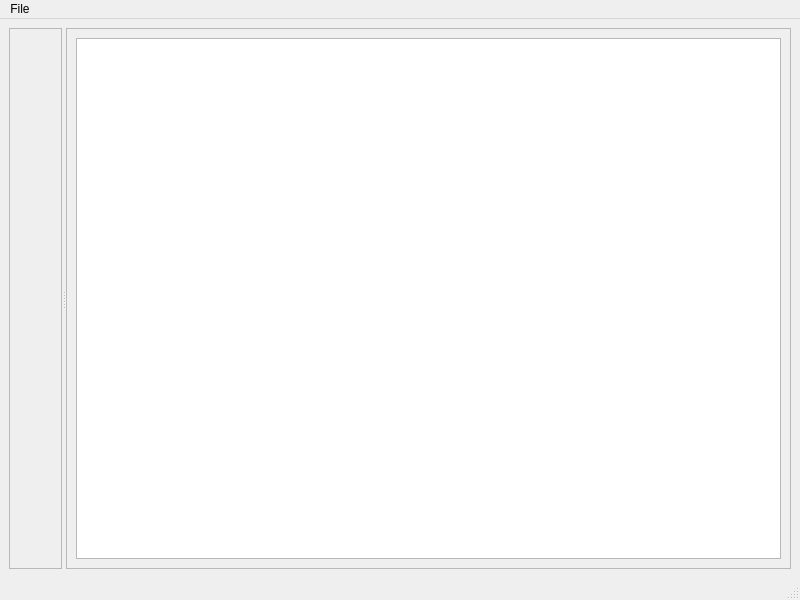
Old version of the form resources/views/MsiMainWindow.ui in the repository swinnenteam/LipidQMap.
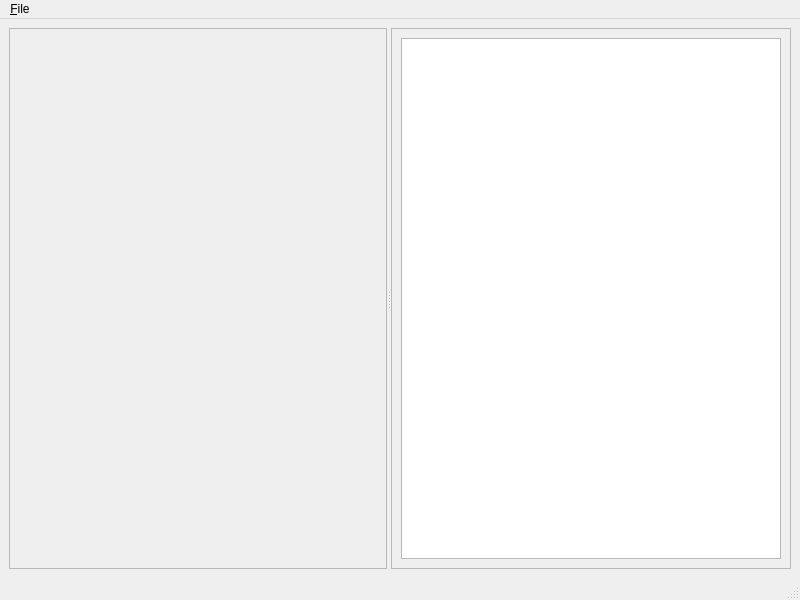
New version of the form.

```diff
--- a/resources/views/MsiMainWindow.ui
+++ b/resources/views/MsiMainWindow.ui
@@ -21,6 +21,12 @@
        <enum>Qt::Horizontal</enum>
       </property>
       <widget class="QFrame" name="frame_1">
+       <property name="minimumSize">
+        <size>
+         <width>0</width>
+         <height>0</height>
+        </size>
+       </property>
        <property name="frameShape">
         <enum>QFrame::StyledPanel</enum>
        </property>
@@ -36,6 +42,18 @@
          <verstretch>0</verstretch>
         </sizepolicy>
        </property>
+       <property name="maximumSize">
+        <size>
+         <width>400</width>
+         <height>16777215</height>
+        </size>
+       </property>
+       <property name="baseSize">
+        <size>
+         <width>0</width>
+         <height>0</height>
+        </size>
+       </property>
        <property name="frameShape">
         <enum>QFrame::StyledPanel</enum>
        </property>
@@ -76,7 +94,7 @@
    </property>
    <widget class="QMenu" name="menu_file">
     <property name="title">
-     <string>File</string>
+     <string>&amp;File</string>
     </property>
     <addaction name="action_open_imzml_file"/>
    </widget>
```
Left out of the diff: 10 changed lines with no effect on the pictures.
